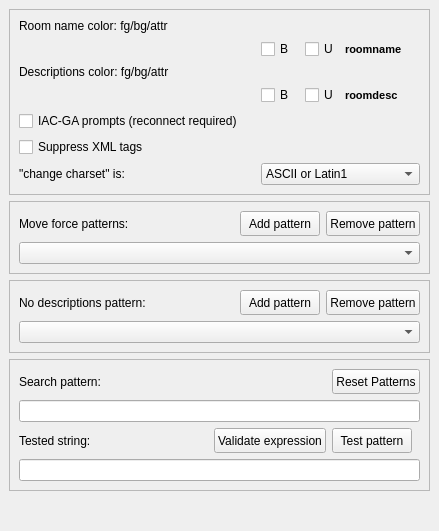
The window that src/preferences/parserpage.ui (MUME/MMapper) describes before a commit, drawn with Qt 5.
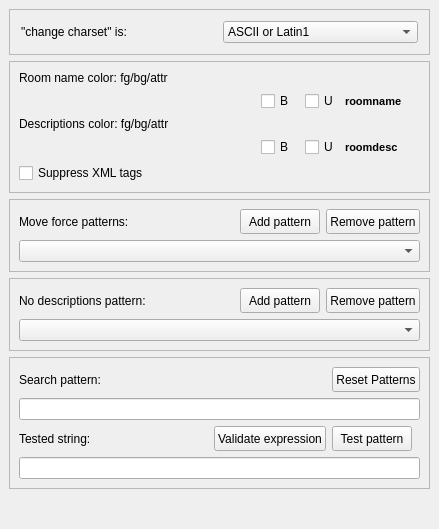
The same window after the commit. Custom widgets are drawn as their Qt base class.

What changed in the file:
```diff
--- a/src/preferences/parserpage.ui
+++ b/src/preferences/parserpage.ui
@@ -34,60 +34,15 @@
     <number>9</number>
    </property>
    <item>
-    <widget class="QFrame" name="frame_4">
+    <widget class="QFrame" name="frame_5">
      <property name="frameShape">
       <enum>QFrame::StyledPanel</enum>
      </property>
      <property name="frameShadow">
-      <enum>QFrame::Sunken</enum>
+      <enum>QFrame::Raised</enum>
      </property>
-     <layout class="QGridLayout">
-      <property name="leftMargin">
-       <number>9</number>
-      </property>
-      <property name="topMargin">
-       <number>9</number>
-      </property>
-      <property name="rightMargin">
-       <number>9</number>
-      </property>
-      <property name="bottomMargin">
-       <number>9</number>
-      </property>
-      <property name="spacing">
-       <number>6</number>
-      </property>
-      <item row="3" column="4">
-       <widget class="QLabel" name="labelRoomDesc">
-        <property name="sizePolicy">
-         <sizepolicy hsizetype="Maximum" vsizetype="Preferred">
-          <horstretch>0</horstretch>
-          <verstretch>0</verstretch>
-         </sizepolicy>
-        </property>
-        <property name="minimumSize">
-         <size>
-          <width>75</width>
-          <height>0</height>
-         </size>
-        </property>
-        <property name="font">
-         <font>
-          <family>MS Shell Dlg</family>
-          <pointsize>8</pointsize>
-          <weight>75</weight>
-          <italic>false</italic>
-          <bold>true</bold>
-          <underline>false</underline>
-          <strikeout>false</strikeout>
-         </font>
-        </property>
-        <property name="text">
-         <string>roomdesc</string>
-        </property>
-       </widget>
-      </item>
-      <item row="6" column="2" colspan="3">
+     <layout class="QGridLayout" name="gridLayout">
+      <item row="1" column="1">
        <widget class="QComboBox" name="charset">
         <item>
          <property name="text">
@@ -102,15 +57,74 @@
        </widget>
       </item>
       <item row="1" column="0">
+       <widget class="QLabel" name="label">
+        <property name="text">
+         <string>&quot;change charset&quot; is:</string>
+        </property>
+       </widget>
+      </item>
+     </layout>
+    </widget>
+   </item>
+   <item>
+    <widget class="QFrame" name="frame_4">
+     <property name="frameShape">
+      <enum>QFrame::StyledPanel</enum>
+     </property>
+     <property name="frameShadow">
+      <enum>QFrame::Sunken</enum>
+     </property>
+     <layout class="QGridLayout">
+      <property name="leftMargin">
+       <number>9</number>
+      </property>
+      <property name="topMargin">
+       <number>9</number>
+      </property>
+      <property name="rightMargin">
+       <number>9</number>
+      </property>
+      <property name="bottomMargin">
+       <number>9</number>
+      </property>
+      <property name="spacing">
+       <number>6</number>
+      </property>
+      <item row="3" column="1">
+       <widget class="AnsiCombo" name="roomDescAnsiColorBG" native="true"/>
+      </item>
+      <item row="1" column="1">
+       <widget class="AnsiCombo" name="roomNameAnsiColorBG" native="true"/>
+      </item>
+      <item row="1" column="3">
+       <widget class="QCheckBox" name="roomNameAnsiUnderline">
+        <property name="maximumSize">
+         <size>
+          <width>38</width>
+          <height>16777215</height>
+         </size>
+        </property>
+        <property name="text">
+         <string>U</string>
+        </property>
+       </widget>
+      </item>
+      <item row="1" column="2">
+       <widget class="QCheckBox" name="roomNameAnsiBold">
+        <property name="maximumSize">
+         <size>
+          <width>38</width>
+          <height>16777215</height>
+         </size>
+        </property>
+        <property name="text">
+         <string>B</string>
+        </property>
+       </widget>
+      </item>
+      <item row="1" column="0">
        <widget class="AnsiCombo" name="roomNameAnsiColor" native="true"/>
       </item>
-      <item row="0" column="3" colspan="2">
-       <widget class="QLabel" name="roomNameColorLabel">
-        <property name="text">
-         <string/>
-        </property>
-       </widget>
-      </item>
       <item row="3" column="2">
        <widget class="QCheckBox" name="roomDescAnsiBold">
         <property name="maximumSize">
@@ -124,19 +138,19 @@
         </property>
        </widget>
       </item>
-      <item row="5" column="0" colspan="5">
-       <widget class="QCheckBox" name="suppressXmlTagsCheckBox">
+      <item row="3" column="3">
+       <widget class="QCheckBox" name="roomDescAnsiUnderline">
+        <property name="maximumSize">
+         <size>
+          <width>38</width>
+          <height>16777215</height>
+         </size>
+        </property>
         <property name="text">
-         <string>Suppress XML tags</string>
+         <string>U</string>
         </property>
        </widget>
       </item>
-      <item row="1" column="1">
-       <widget class="AnsiCombo" name="roomNameAnsiColorBG" native="true"/>
-      </item>
-      <item row="3" column="1">
-       <widget class="AnsiCombo" name="roomDescAnsiColorBG" native="true"/>
-      </item>
       <item row="2" column="0" colspan="3">
        <widget class="QLabel" name="textLabel1_7">
         <property name="minimumSize">
@@ -157,31 +171,38 @@
         </property>
        </widget>
       </item>
-      <item row="0" column="0" colspan="3">
-       <widget class="QLabel" name="textLabel1_3">
+      <item row="3" column="4">
+       <widget class="QLabel" name="labelRoomDesc">
+        <property name="sizePolicy">
+         <sizepolicy hsizetype="Maximum" vsizetype="Preferred">
+          <horstretch>0</horstretch>
+          <verstretch>0</verstretch>
+         </sizepolicy>
+        </property>
         <property name="minimumSize">
          <size>
-          <width>280</width>
+          <width>75</width>
           <height>0</height>
          </size>
         </property>
+        <property name="font">
+         <font>
+          <family>MS Shell Dlg</family>
+          <pointsize>8</pointsize>
+          <weight>75</weight>
+          <italic>false</italic>
+          <bold>true</bold>
+          <underline>false</underline>
+          <strikeout>false</strikeout>
+         </font>
+        </property>
         <property name="text">
-         <string>Room name color: fg/bg/attr</string>
+         <string>roomdesc</string>
         </property>
        </widget>
       </item>
-      <item row="3" column="3">
-       <widget class="QCheckBox" name="roomDescAnsiUnderline">
-        <property name="maximumSize">
-         <size>
-          <width>38</width>
-          <height>16777215</height>
-         </size>
-        </property>
-        <property name="text">
-         <string>U</string>
-        </property>
-       </widget>
+      <item row="3" column="0">
+       <widget class="AnsiCombo" name="roomDescAnsiColor" native="true"/>
       </item>
       <item row="1" column="4">
        <widget class="QLabel" name="labelRoomColor">
@@ -213,46 +234,30 @@
         </property>
        </widget>
       </item>
-      <item row="1" column="2">
-       <widget class="QCheckBox" name="roomNameAnsiBold">
-        <property name="maximumSize">
+      <item row="0" column="0" colspan="3">
+       <widget class="QLabel" name="textLabel1_3">
+        <property name="minimumSize">
          <size>
-          <width>38</width>
-          <height>16777215</height>
+          <width>280</width>
+          <height>0</height>
          </size>
         </property>
         <property name="text">
-         <string>B</string>
+         <string>Room name color: fg/bg/attr</string>
         </property>
        </widget>
       </item>
-      <item row="6" column="0" colspan="2">
-       <widget class="QLabel" name="label">
+      <item row="0" column="3" colspan="2">
+       <widget class="QLabel" name="roomNameColorLabel">
         <property name="text">
-         <string>&quot;change charset&quot; is:</string>
+         <string/>
         </property>
        </widget>
       </item>
-      <item row="1" column="3">
-       <widget class="QCheckBox" name="roomNameAnsiUnderline">
-        <property name="maximumSize">
-         <size>
-          <width>38</width>
-          <height>16777215</height>
-         </size>
-        </property>
+      <item row="4" column="0">
+       <widget class="QCheckBox" name="suppressXmlTagsCheckBox">
         <property name="text">
-         <string>U</string>
-        </property>
-       </widget>
-      </item>
-      <item row="3" column="0">
-       <widget class="AnsiCombo" name="roomDescAnsiColor" native="true"/>
-      </item>
-      <item row="4" column="0" colspan="5">
-       <widget class="QCheckBox" name="IACPromptCheckBox">
-        <property name="text">
-         <string>IAC-GA prompts (reconnect required)</string>
+         <string>Suppress XML tags</string>
         </property>
        </widget>
       </item>
```
Left out of the diff: 1 changed line with no effect on the pictures.
